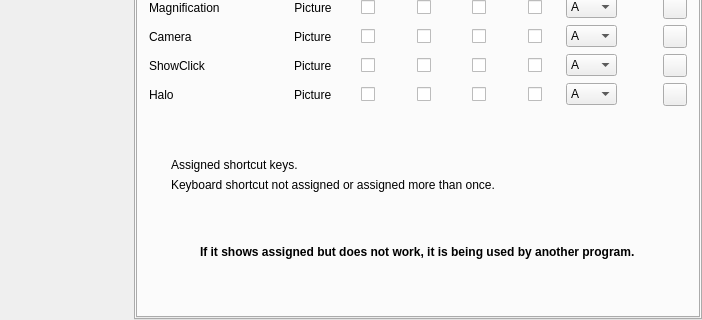
Before: the Qt Designer form src/formMainWindow.ui in vkohaupt/vokoscreenNG, drawn with Qt 5; both pictures show x 0 to 702 and y 170 to 490 of the 702 by 490 pixel window.
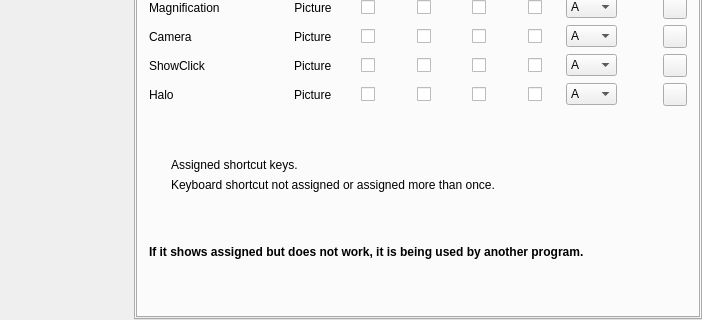
After: the same form once the commit is applied. The open tabs and pages were chosen to show the change. Icons and pictures are not drawn.

Commit message: Tab GlobalShortcut: word wrap

Diff of the .ui file:
```diff
--- a/src/formMainWindow.ui
+++ b/src/formMainWindow.ui
@@ -5650,7 +5650,9 @@
                  </property>
                 </spacer>
                </item>
-               <item alignment="Qt::AlignHCenter">
+               <item>
+                <layout class="QHBoxLayout" name="horizontalLayout_4">
+                 <item>
                 <widget class="QLabel" name="label_54">
                  <property name="font">
                   <font>
@@ -5661,10 +5663,15 @@
                  <property name="text">
                   <string>If it shows assigned but does not work, it is being used by another program.</string>
                  </property>
+                   <property name="wordWrap">
+                    <bool>true</bool>
+                   </property>
                  <property name="textInteractionFlags">
                   <set>Qt::TextSelectableByMouse</set>
                  </property>
                 </widget>
+                 </item>
+                </layout>
                </item>
                <item>
                 <spacer name="verticalSpacer_22">
```
Left out of the diff: 3 changed lines with no effect on the pictures. Lines whose indentation alone changed are shown as unchanged.
